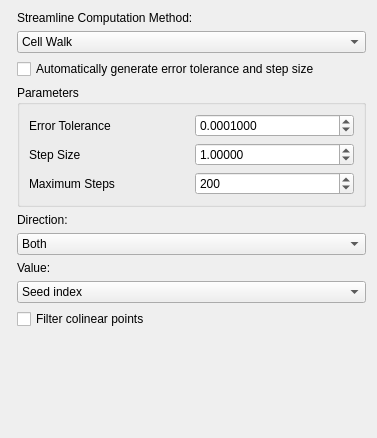
The window that src/Interface/Modules/Visualization/GenerateStreamLines.ui (SCIInstitute/SCIRun) describes before a commit, drawn with Qt 5.
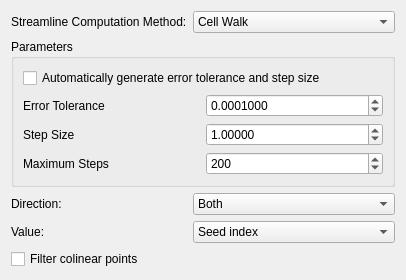
The same window after the commit.

```diff
--- a/src/Interface/Modules/Visualization/GenerateStreamLines.ui
+++ b/src/Interface/Modules/Visualization/GenerateStreamLines.ui
@@ -6,21 +6,21 @@
    <rect>
     <x>0</x>
     <y>0</y>
-    <width>377</width>
-    <height>438</height>
+    <width>360</width>
+    <height>247</height>
    </rect>
   </property>
   <property name="minimumSize">
    <size>
-    <width>377</width>
-    <height>438</height>
+    <width>0</width>
+    <height>0</height>
    </size>
   </property>
   <property name="windowTitle">
    <string>Dialog</string>
   </property>
-  <layout class="QFormLayout" name="formLayout">
-   <item row="3" column="1">
+  <layout class="QGridLayout" name="gridLayout_2">
+   <item row="1" column="1">
     <widget class="QComboBox" name="methodComboBox_">
      <item>
       <property name="text">
@@ -49,20 +49,27 @@
      </item>
     </widget>
    </item>
-   <item row="6" column="1">
+   <item row="7" column="0">
+    <widget class="QLabel" name="label_6">
+     <property name="text">
+      <string>Value:</string>
+     </property>
+    </widget>
+   </item>
+   <item row="3" column="0" colspan="2">
     <widget class="QGroupBox" name="groupBox">
      <property name="title">
       <string>Parameters</string>
      </property>
      <layout class="QGridLayout" name="gridLayout">
-      <item row="0" column="0">
+      <item row="1" column="0">
        <widget class="QLabel" name="label_2">
         <property name="text">
          <string>Error Tolerance</string>
         </property>
        </widget>
       </item>
-      <item row="0" column="1">
+      <item row="1" column="1">
        <widget class="QDoubleSpinBox" name="toleranceDoubleSpinBox_">
         <property name="decimals">
          <number>7</number>
@@ -78,14 +85,14 @@
         </property>
        </widget>
       </item>
-      <item row="1" column="0">
+      <item row="2" column="0">
        <widget class="QLabel" name="label_3">
         <property name="text">
          <string>Step Size</string>
         </property>
        </widget>
       </item>
-      <item row="1" column="1">
+      <item row="2" column="1">
        <widget class="QDoubleSpinBox" name="stepSizeDoubleSpinBox_">
         <property name="decimals">
          <number>5</number>
@@ -98,14 +105,14 @@
         </property>
        </widget>
       </item>
-      <item row="2" column="0">
+      <item row="3" column="0">
        <widget class="QLabel" name="label_4">
         <property name="text">
          <string>Maximum Steps</string>
         </property>
        </widget>
       </item>
-      <item row="2" column="1">
+      <item row="3" column="1">
        <widget class="QSpinBox" name="maxStepsSpinBox_">
         <property name="suffix">
          <string/>
@@ -118,17 +125,31 @@
         </property>
        </widget>
       </item>
+      <item row="0" column="0" colspan="2">
+       <widget class="QCheckBox" name="autoParameterCheckBox_">
+        <property name="text">
+         <string>Automatically generate error tolerance and step size</string>
+        </property>
+       </widget>
+      </item>
      </layout>
     </widget>
    </item>
-   <item row="9" column="1">
+   <item row="5" column="0">
     <widget class="QLabel" name="label_5">
      <property name="text">
       <string>Direction:</string>
      </property>
     </widget>
    </item>
-   <item row="10" column="1">
+   <item row="1" column="0">
+    <widget class="QLabel" name="label">
+     <property name="text">
+      <string>Streamline Computation Method:</string>
+     </property>
+    </widget>
+   </item>
+   <item row="5" column="1">
     <widget class="QComboBox" name="directionComboBox_">
      <property name="currentIndex">
       <number>1</number>
@@ -150,14 +171,7 @@
      </item>
     </widget>
    </item>
-   <item row="11" column="1">
-    <widget class="QLabel" name="label_6">
-     <property name="text">
-      <string>Value:</string>
-     </property>
-    </widget>
-   </item>
-   <item row="12" column="1">
+   <item row="7" column="1">
     <widget class="QComboBox" name="valueComboBox_">
      <property name="currentIndex">
       <number>1</number>
@@ -194,27 +208,13 @@
      </item>
     </widget>
    </item>
-   <item row="4" column="1">
-    <widget class="QCheckBox" name="autoParameterCheckBox_">
-     <property name="text">
-      <string>Automatically generate error tolerance and step size</string>
-     </property>
-    </widget>
-   </item>
-   <item row="13" column="1">
+   <item row="8" column="0">
     <widget class="QCheckBox" name="filterColinearCheckBox_">
      <property name="text">
       <string>Filter colinear points</string>
      </property>
     </widget>
    </item>
-   <item row="2" column="1">
-    <widget class="QLabel" name="label">
-     <property name="text">
-      <string>Streamline Computation Method:</string>
-     </property>
-    </widget>
-   </item>
   </layout>
  </widget>
  <resources/>
```
